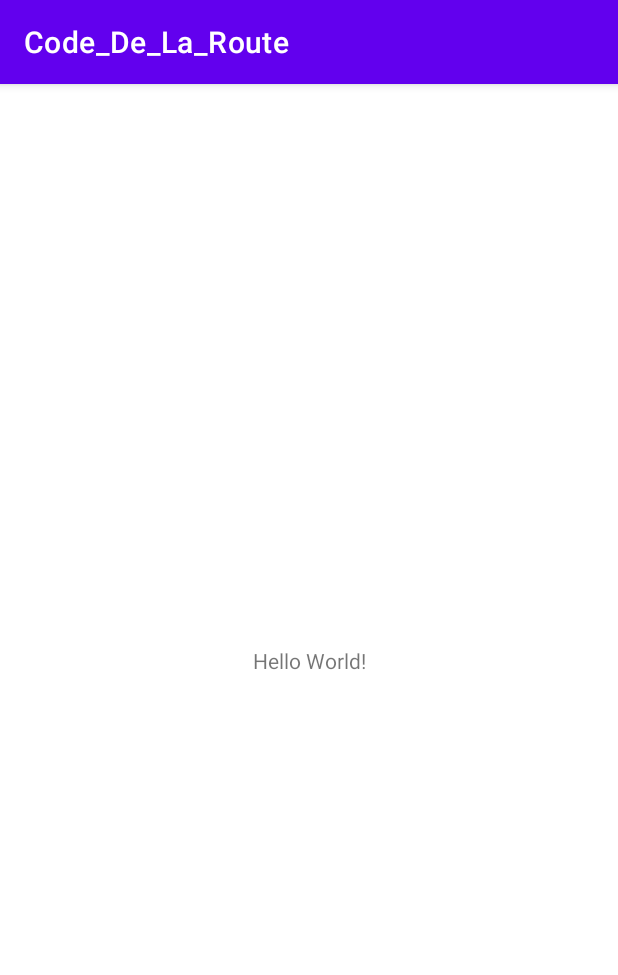
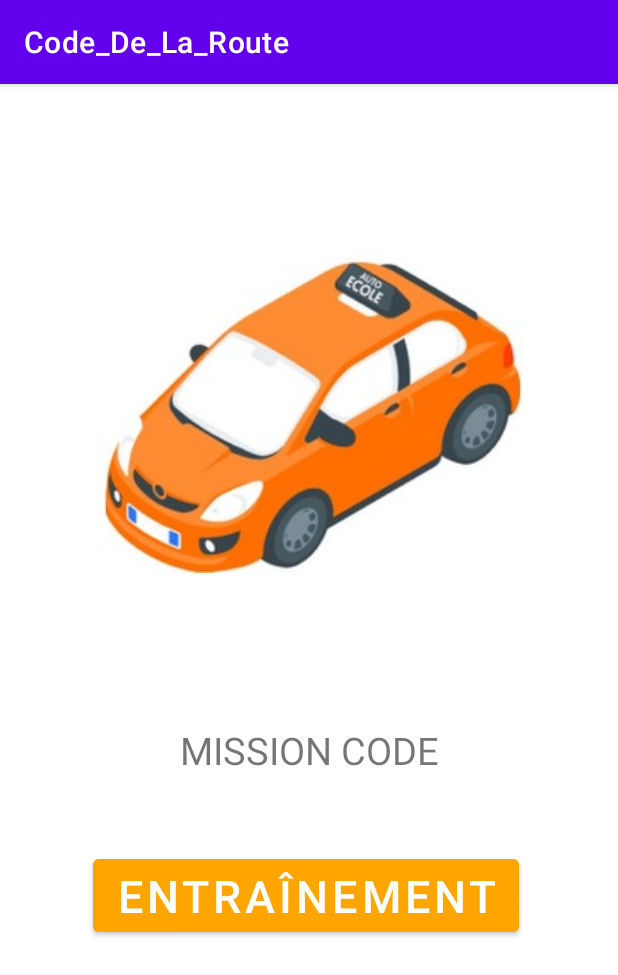
Before and after one commit to Sharan1E/Code_De_La_Route, an Android app: the screen it shows after launch (MainActivity), on a phone screen of 412 x 824 dp. Shown: the top 975 px of the screen. Run offline under Robolectric (Android 15) with nearby library versions, the phone set to English and light mode, and no system bars.

Commit message:
Avancement de la page de démarrage partie layout

```diff
--- a/app/src/main/res/layout/activity_main.xml
+++ b/app/src/main/res/layout/activity_main.xml
@@ -7,12 +7,41 @@
     tools:context=".MainActivity">
 
     <TextView
-        android:layout_width="wrap_content"
-        android:layout_height="wrap_content"
-        android:text="Hello World!"
+        android:id="@+id/textView"
+        android:layout_width="285dp"
+        android:layout_height="61dp"
+        android:text="@string/ingame_app_name"
+        android:textSize="25sp"
+        android:gravity="center"
         app:layout_constraintBottom_toBottomOf="parent"
         app:layout_constraintLeft_toLeftOf="parent"
         app:layout_constraintRight_toRightOf="parent"
-        app:layout_constraintTop_toTopOf="parent" />
+        app:layout_constraintTop_toBottomOf="@+id/imageView"
+        app:layout_constraintVertical_bias="0.23" />
+
+    <ImageView
+        android:id="@+id/imageView"
+        android:layout_width="wrap_content"
+        android:layout_height="wrap_content"
+        android:layout_marginTop="104dp"
+        app:layout_constraintEnd_toEndOf="parent"
+        app:layout_constraintHorizontal_bias="0.496"
+        app:layout_constraintStart_toStartOf="parent"
+        app:layout_constraintTop_toTopOf="parent"
+        app:srcCompat="@drawable/logo" />
+
+    <Button
+        android:id="@+id/button2"
+        android:layout_width="wrap_content"
+        android:layout_height="wrap_content"
+        android:text="Entraînement"
+        android:textSize="30sp"
+        android:backgroundTint="#FFA500"
+        app:layout_constraintBottom_toBottomOf="parent"
+        app:layout_constraintEnd_toEndOf="parent"
+        app:layout_constraintHorizontal_bias="0.483"
+        app:layout_constraintStart_toStartOf="parent"
+        app:layout_constraintTop_toBottomOf="@+id/textView"
+        app:layout_constraintVertical_bias="0.156" />
 
 </androidx.constraintlayout.widget.ConstraintLayout>
--- a/app/src/main/res/values/strings.xml
+++ b/app/src/main/res/values/strings.xml
@@ -1,3 +1,4 @@
 <resources>
     <string name="app_name">Code_De_La_Route</string>
+    <string name="ingame_app_name">MISSION CODE</string>
 </resources>
```
Also changed, not shown: app/src/main/res/drawable/logo.jpg (added).
